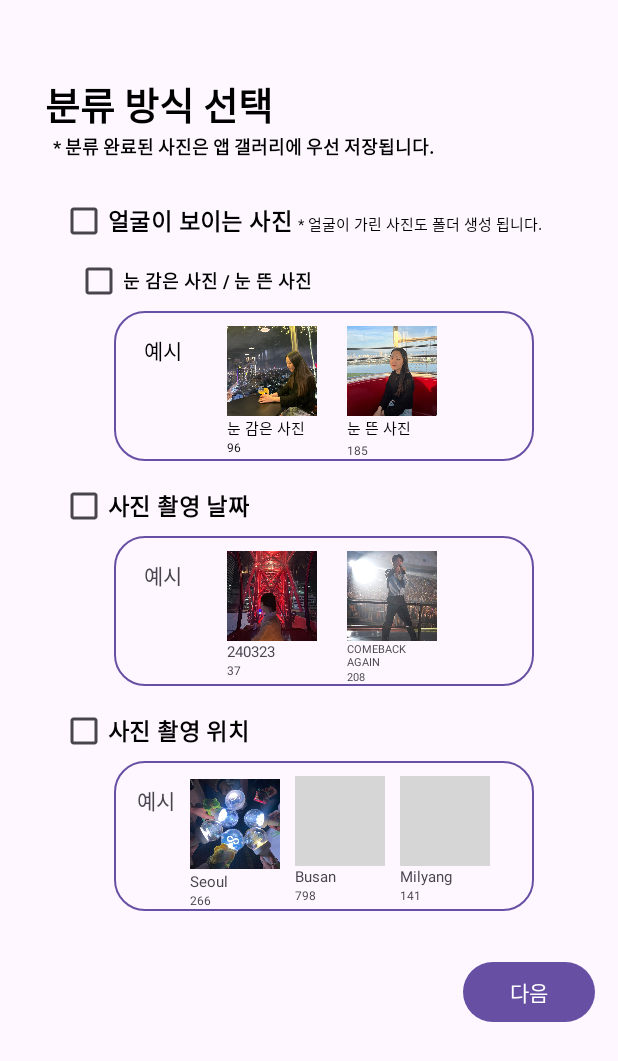
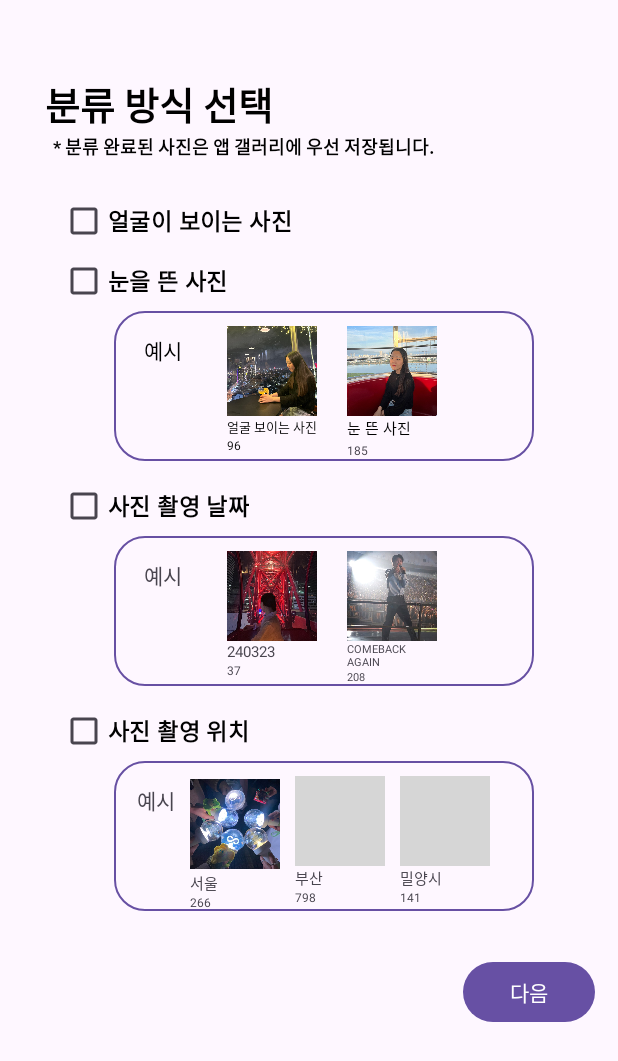
Before and after one commit to Jeongsunga/Image-Classification, an Android app: the Filter screen opened directly, with no data from a screen before it, after a tap on "다음", on a phone screen of 412 x 824 dp. Shown: the top 1061 px of the screen. Run offline under Robolectric (Android 15) with nearby library versions, the phone set to English and light mode, and no system bars; grey boxes are pictures that could not be loaded.

Commit message:
09-21 21:36

```diff
--- a/app/src/main/java/com/example/picutre/ui/activity/Filter.java
+++ b/app/src/main/java/com/example/picutre/ui/activity/Filter.java
@@ -59,13 +59,6 @@ public class Filter extends AppCompatActivity {
         chbox_faceOpen = findViewById(R.id.chbox_faceOpen);
         chbox_hopeDate = findViewById(R.id.chbox_hopeDate);
 
-//        Retrofit retrofit = new Retrofit.Builder()
-//                .baseUrl(baseUrl)  // 로컬 호스트 주소
-//                .addConverterFactory(GsonConverterFactory.create())
-//                .build();
-
-        //filterNumber = retrofit.create(FilterNumber.class);
-
         Retrofit retrofit = RetrofitClient.getClient(baseUrl);
         filterNumber = retrofit.create(FilterNumber.class);
 
@@ -73,30 +66,34 @@ public class Filter extends AppCompatActivity {
             @Override
             public void onClick(View v) {
                 //분류 필터를 한 가지도 선택하지 않았을 때 토스트 문구 알림
-                if(chbox_faceOpen.isChecked() == false && chbox_eyeclosed.isChecked() == false &&
-                        chbox_hopeDate.isChecked() == false && chbox_locate.isChecked() == false) {
+                if(!chbox_faceOpen.isChecked() && !chbox_eyeclosed.isChecked() &&
+                        !chbox_hopeDate.isChecked() && !chbox_locate.isChecked()) {
                     Toast toast = Toast.makeText(getApplicationContext(), "필터를 한 가지 선택해 주세요.",Toast.LENGTH_SHORT);
                     toast.show();
                 }
                 /*
                 선택할 수 있는 필터
                 1. 얼굴 보이기 넘기는 값 :1
-                2. 얼굴 보이기 & 눈 뜨기 : 2
+                2. 눈 뜨기 : 2
                 3. 날짜 : 3
                 4. 위치 : 4
 
 
                 사용자가 선택한 분류 방식에 따라 서버에 다른 값을 넘겨주어 분류 파이썬 코드를 돌아가게 한다.
                  */
-                if(chbox_faceOpen.isChecked() == true && (chbox_locate.isChecked() == true || chbox_hopeDate.isChecked() == true)) {
-                    Toast toast = Toast.makeText(getApplicationContext(), "필터를 한 가지만 선택해 주세요.",Toast.LENGTH_SHORT);
-                    toast.show();
-                }else if(chbox_hopeDate.isChecked() == true && (chbox_faceOpen.isChecked() == true || chbox_locate.isChecked()==true)) {
-                    Toast toast = Toast.makeText(getApplicationContext(), "필터를 한 가지만 선택해 주세요.",Toast.LENGTH_SHORT);
-                    toast.show();
-                }else if(chbox_locate.isChecked()==true && (chbox_faceOpen.isChecked()==true || chbox_hopeDate.isChecked()==true)) {
-                    Toast toast = Toast.makeText(getApplicationContext(), "필터를 한 가지만 선택해 주세요.",Toast.LENGTH_SHORT);
-                    toast.show();
+                // 얼굴 보이기와 다른 필터를 하나 선택했을 때
+                if(chbox_faceOpen.isChecked() && (chbox_locate.isChecked() || chbox_hopeDate.isChecked() || chbox_eyeclosed.isChecked())) {
+                    Toast.makeText(getApplicationContext(), "필터를 한 가지만 선택해 주세요.",Toast.LENGTH_SHORT).show();
+
+                // 날짜와 다른 필터 하나를 선택했을 때
+                }else if(chbox_hopeDate.isChecked() && (chbox_faceOpen.isChecked() || chbox_locate.isChecked() || chbox_eyeclosed.isChecked())) {
+                    Toast.makeText(getApplicationContext(), "필터를 한 가지만 선택해 주세요.",Toast.LENGTH_SHORT).show();
+                // 지역과 다른 필터 하나를 선택했을 때
+                }else if(chbox_locate.isChecked() && (chbox_faceOpen.isChecked() || chbox_hopeDate.isChecked() || chbox_eyeclosed.isChecked())) {
+                    Toast.makeText(getApplicationContext(), "필터를 한 가지만 선택해 주세요.",Toast.LENGTH_SHORT).show();
+                // 눈과 다른 필터 하나를 선택했을 때
+                } else if (chbox_eyeclosed.isChecked() && (chbox_faceOpen.isChecked() || chbox_hopeDate.isChecked() || chbox_locate.isChecked())) {
+                    Toast.makeText(getApplicationContext(), "필터를 한 가지만 선택해 주세요.",Toast.LENGTH_SHORT).show();
                 }
 
                 //얼굴 보이기 필터만 선택되었을 때
@@ -116,8 +113,8 @@ public class Filter extends AppCompatActivity {
                     Intent intent = new Intent(Filter.this, GalleryList.class);
                     startActivity(intent);
                 }
-                // (얼굴 보이기 & 눈 보이기) 필터가 선택되었을 때
-                else if(chbox_eyeclosed.isChecked() && !chbox_hopeDate.isChecked() && !chbox_locate.isChecked()) {
+                //  눈 보이기 필터가 선택되었을 때
+                else if(chbox_eyeclosed.isChecked() && !chbox_hopeDate.isChecked() && !chbox_locate.isChecked() && !chbox_faceOpen.isChecked()) {
                     sendDataToServer(2);
                     Intent intent = new Intent(Filter.this, GalleryList.class);
                     startActivity(intent);
@@ -126,50 +123,38 @@ public class Filter extends AppCompatActivity {
             }
         });
 
-        //위치에 따른 사진 분류
-        chbox_locate.setOnCheckedChangeListener(new CompoundButton.OnCheckedChangeListener() {
-            @Override
-            public void onCheckedChanged(CompoundButton buttonView, boolean isChecked) {
-                // 실행할 코드 여기에다가 적기
-
-            }
-        });
-
-        //얼굴이 보이는 사진
-        chbox_faceOpen.setOnCheckedChangeListener(new CompoundButton.OnCheckedChangeListener() {
-            @Override
-            public void onCheckedChanged(CompoundButton buttonView, boolean isChecked) {
-                //실행할 코드 작성
-            }
-        });
-
-        //눈 감은 사진
-        chbox_eyeclosed.setOnCheckedChangeListener(new CompoundButton.OnCheckedChangeListener() {
-            @Override
-            public void onCheckedChanged(CompoundButton buttonView, boolean isChecked) {
-                // 만약에 눈 감은 사진은 체크하고 얼굴이 보이는 사진을 체크하지 않았다면, 자동으로 체크되게 함
-                if (chbox_faceOpen.isChecked() == false) {
-                    chbox_faceOpen.setChecked(true);
-                    // 이후에 실행할 코드 작성
-                }
-                //눈 감은 사진이 체크되어 있으면 얼굴이 보이는 사진 체크는 무조건 True가 되도록 함
-                if(chbox_eyeclosed.isChecked() == true) {
-                    chbox_faceOpen.setEnabled(false);
-                }
-                //눈 감은 사진이 체크가 해제되면 얼굴 보이는 사진 값을 바꿀 수 있도록 한다.
-                if(chbox_eyeclosed.isChecked() == false) {
-                    chbox_faceOpen.setEnabled(true);
-                }
-            }
-        });
-
-        // 날짜별로 분류
-        chbox_hopeDate.setOnCheckedChangeListener(new CompoundButton.OnCheckedChangeListener() {
-            @Override
-            public void onCheckedChanged(CompoundButton buttonView, boolean isChecked) {
-
-            }
-        });
+//        //위치에 따른 사진 분류
+//        chbox_locate.setOnCheckedChangeListener(new CompoundButton.OnCheckedChangeListener() {
+//            @Override
+//            public void onCheckedChanged(CompoundButton buttonView, boolean isChecked) {
+//                // 실행할 코드 여기에다가 적기
+//
+//            }
+//        });
+//
+//        //얼굴이 보이는 사진
+//        chbox_faceOpen.setOnCheckedChangeListener(new CompoundButton.OnCheckedChangeListener() {
+//            @Override
+//            public void onCheckedChanged(CompoundButton buttonView, boolean isChecked) {
+//                //실행할 코드 작성
+//            }
+//        });
+//
+//        //눈 감은 사진
+//        chbox_eyeclosed.setOnCheckedChangeListener(new CompoundButton.OnCheckedChangeListener() {
+//            @Override
+//            public void onCheckedChanged(CompoundButton buttonView, boolean isChecked) {
+//
+//            }
+//        });
+//
+//        // 날짜별로 분류
+//        chbox_hopeDate.setOnCheckedChangeListener(new CompoundButton.OnCheckedChangeListener() {
+//            @Override
+//            public void onCheckedChanged(CompoundButton buttonView, boolean isChecked) {
+//
+//            }
+//        });
 
         ViewCompat.setOnApplyWindowInsetsListener(findViewById(R.id.main), (v, insets) -> {
             Insets systemBars = insets.getInsets(WindowInsetsCompat.Type.systemBars());
@@ -178,7 +163,7 @@ public class Filter extends AppCompatActivity {
         });
     }
 
-    @Override
+    /*@Override
     protected void onActivityResult(int requestCode, int resultCode, @Nullable Intent data) {
         super.onActivityResult(requestCode, resultCode, data);
 
@@ -199,7 +184,7 @@ public class Filter extends AppCompatActivity {
             // 선택한 이미지들에 대한 작업 수행
             // 이후 필요에 따라 선택한 이미지들에 대한 추가적인 처리를 수행할 수 있습니다.
         }
-    }
+    }*/
 
     private void sendDataToServer(int num) {
         // 요청 데이터 생성
--- a/app/src/main/res/layout/activity_filter.xml
+++ b/app/src/main/res/layout/activity_filter.xml
@@ -65,6 +65,7 @@
         android:textStyle="bold" />
 
         <TextView
+            android:visibility="invisible"
             android:layout_width="wrap_content"
             android:layout_height="wrap_content"
             android:text="* 얼굴이 가린 사진도 폴더 생성 됩니다."
@@ -79,10 +80,10 @@
         android:id="@+id/chbox_eyeclosed"
         android:layout_width="wrap_content"
         android:layout_height="40dp"
-        android:layout_marginLeft="50dp"
-        android:text="눈 감은 사진 / 눈 뜬 사진"
+        android:layout_marginLeft="40dp"
+        android:text="눈을 뜬 사진"
         android:textColor="#000000"
-        android:textSize="12sp"
+        android:textSize="15sp"
         android:textStyle="bold"/>
 
 
@@ -117,9 +118,9 @@
                 android:layout_width="wrap_content"
                 android:layout_height="wrap_content"
                 android:layout_marginLeft="30dp"
-                android:text="눈 감은 사진"
+                android:text="얼굴 보이는 사진"
                 android:textColor="#000000"
-                android:textSize="10sp" />
+                android:textSize="8.5sp" />
 
             <TextView
                 android:layout_width="wrap_content"
@@ -289,7 +290,7 @@
                 android:layout_width="wrap_content"
                 android:layout_height="wrap_content"
                 android:layout_marginLeft="10dp"
-                android:text="Seoul"
+                android:text="서울"
 
                 android:textSize="10sp" />
 
@@ -318,7 +319,7 @@
                 android:layout_width="wrap_content"
                 android:layout_height="wrap_content"
                 android:layout_marginLeft="10dp"
-                android:text="Busan"
+                android:text="부산"
 
                 android:textSize="10sp" />
 
@@ -347,7 +348,7 @@
                 android:layout_width="wrap_content"
                 android:layout_height="wrap_content"
                 android:layout_marginLeft="10dp"
-                android:text="Milyang"
+                android:text="밀양시"
 
                 android:textSize="10sp" />
 
```
Also changed, not shown: app/src/main/java/com/example/picutre/ui/activity/LoadingScreen.java (+27 -3 lines), 1 other file.
